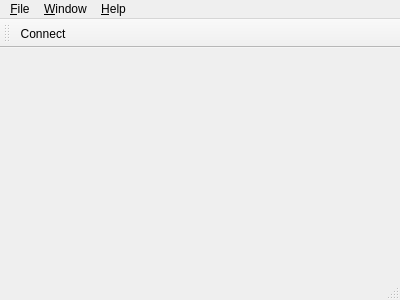
Before: the Qt Designer form src/ui/mainwindow.ui in nilsding/IrrerrC, drawn with Qt 5.
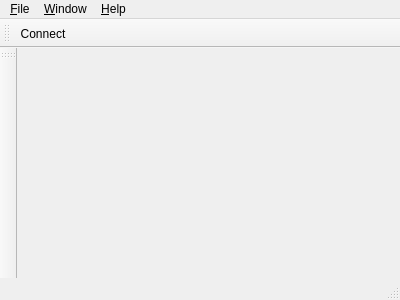
After: the same form once the commit is applied. Icons and pictures are not drawn.

Commit message: added button window switch

Diff of the .ui file:
```diff
--- a/src/ui/mainwindow.ui
+++ b/src/ui/mainwindow.ui
@@ -70,6 +70,26 @@
    <addaction name="qaConnect"/>
   </widget>
   <widget class="QStatusBar" name="statusBar"/>
+  <widget class="QToolBar" name="qtbWindows">
+   <property name="windowTitle">
+    <string>Windows toolbar</string>
+   </property>
+   <property name="iconSize">
+    <size>
+     <width>16</width>
+     <height>16</height>
+    </size>
+   </property>
+   <property name="toolButtonStyle">
+    <enum>Qt::ToolButtonTextBesideIcon</enum>
+   </property>
+   <attribute name="toolBarArea">
+    <enum>LeftToolBarArea</enum>
+   </attribute>
+   <attribute name="toolBarBreak">
+    <bool>false</bool>
+   </attribute>
+  </widget>
   <action name="qaConnect">
    <property name="icon">
     <iconset resource="../../nirc.qrc">
```
The commit also changes 2 other files.
